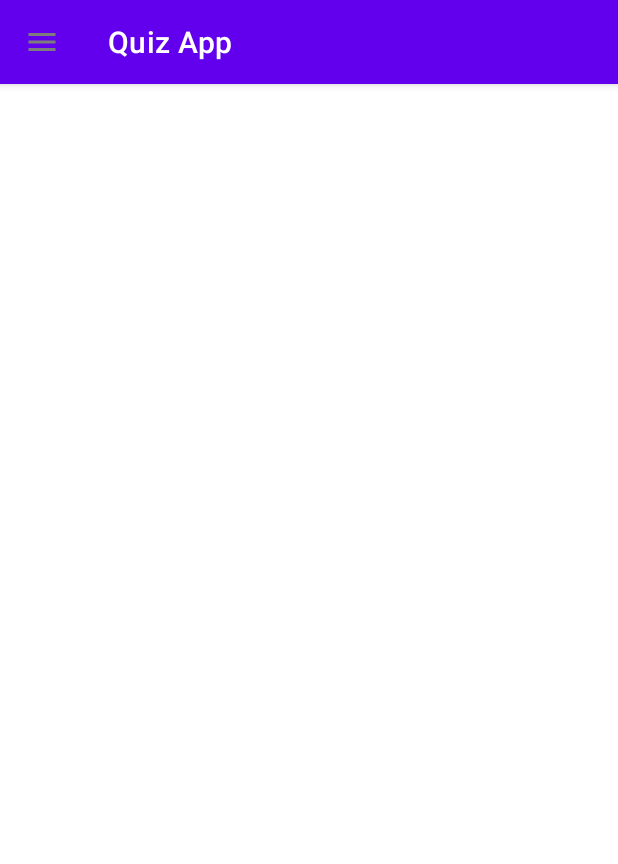
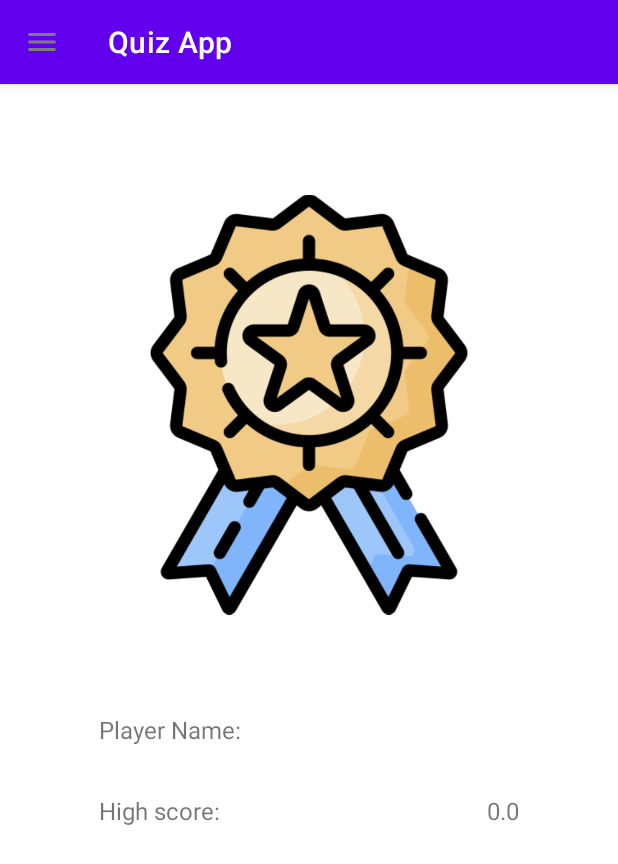
Before and after one commit to Balogh-Laszlo/Android2021, an Android app: the ResultFragment screen opened through its navigation route, in the side drawer, after a tap on "Profile", on a phone screen of 412 x 824 dp. Shown: the top 864 px of the screen. Run offline under Robolectric (Android 15) with nearby library versions, the phone set to English and light mode, and no system bars.

Commit message:
feat: profile fragment

```diff
--- a/QuizApp/app/src/main/java/com/example/quizapp/MainActivity.kt
+++ b/QuizApp/app/src/main/java/com/example/quizapp/MainActivity.kt
@@ -51,8 +51,8 @@ class MainActivity : AppCompatActivity() {
     }
 
     private fun initializeView() {
-        val navHostFragment = supportFragmentManager.findFragmentById(R.id.nhFragment) as NavHostFragment
-        navController = navHostFragment.navController
+//        val navHostFragment = supportFragmentManager.findFragmentById(R.id.nhFragment) as NavHostFragment
+//        navController = navHostFragment.navController
         drawerLayout = findViewById(R.id.drawerLayout)
         navigationView = findViewById(R.id.navigationView)
         topAppBar = findViewById(R.id.topAppBar)
--- a/QuizApp/app/src/main/java/com/example/quizapp/UI/DetailFragment.kt
+++ b/QuizApp/app/src/main/java/com/example/quizapp/UI/DetailFragment.kt
@@ -5,7 +5,6 @@ import androidx.fragment.app.Fragment
 import android.view.LayoutInflater
 import android.view.View
 import android.view.ViewGroup
-import android.widget.RelativeLayout
 import android.widget.TextView
 import androidx.fragment.app.activityViewModels
 import androidx.recyclerview.widget.LinearLayoutManager
--- a/QuizApp/app/src/main/java/com/example/quizapp/UI/ProfileFragment.kt
+++ b/QuizApp/app/src/main/java/com/example/quizapp/UI/ProfileFragment.kt
@@ -5,11 +5,16 @@ import androidx.fragment.app.Fragment
 import android.view.LayoutInflater
 import android.view.View
 import android.view.ViewGroup
+import android.widget.TextView
+import androidx.fragment.app.activityViewModels
 import com.example.quizapp.R
+import com.example.quizapp.Utils.SharedViewModel
 
 
 class ProfileFragment : Fragment() {
-
+    private val model: SharedViewModel by activityViewModels()
+    private lateinit var tvPlayerName: TextView
+    private lateinit var tvHighScore: TextView
 
     override fun onCreate(savedInstanceState: Bundle?) {
         super.onCreate(savedInstanceState)
@@ -21,7 +26,32 @@ class ProfileFragment : Fragment() {
         savedInstanceState: Bundle?
     ): View? {
         // Inflate the layout for this fragment
-        return inflater.inflate(R.layout.fragment_profile, container, false)
+        val view = inflater.inflate(R.layout.fragment_profile, container, false)
+        initializeView(view)
+        setValues()
+        return view
+    }
+
+    private fun setValues() {
+        if(model.playerName.value != null){
+            tvPlayerName.text = model.playerName.value
+        }
+        else{
+            tvPlayerName.text = ""
+        }
+        if(model.highScore.value != null){
+            tvHighScore.text = model.highScore.value.toString()
+        }
+        else{
+            tvHighScore.text = "0.0"
+        }
+    }
+
+    private fun initializeView(view: View?) {
+        if(view != null){
+            tvPlayerName = view.findViewById(R.id.tvPlayerName)
+            tvHighScore = view.findViewById(R.id.tvHighScore)
+        }
     }
 
 
--- a/QuizApp/app/src/main/java/com/example/quizapp/UI/ResultFragment.kt
+++ b/QuizApp/app/src/main/java/com/example/quizapp/UI/ResultFragment.kt
@@ -30,7 +30,9 @@ class ResultFragment : Fragment() {
         val numOfQuestion = model.numOfQuestions.value
         val temp = "$score/$numOfQuestion"
         tvScore.text = temp
-
+        if(score != null){
+            model.isHighScore(score)
+        }
         btnTryAgain.setOnClickListener {
             findNavController().navigate(R.id.action_resultFragment_to_startFragment)
         }
--- a/QuizApp/app/src/main/java/com/example/quizapp/UI/StartFragment.kt
+++ b/QuizApp/app/src/main/java/com/example/quizapp/UI/StartFragment.kt
@@ -19,11 +19,13 @@ import android.widget.ImageView
 import android.widget.Toast
 import androidx.core.app.ActivityCompat
 import androidx.core.content.ContextCompat
+import androidx.fragment.app.activityViewModels
 import androidx.navigation.fragment.findNavController
 import com.example.quizapp.MainActivity
 import com.example.quizapp.ActivityResult.PickContact
 import com.example.quizapp.ActivityResult.PickPhoto
 import com.example.quizapp.R
+import com.example.quizapp.Utils.SharedViewModel
 import com.google.android.material.snackbar.Snackbar
 
 
@@ -32,6 +34,7 @@ class StartFragment : Fragment() {
     private lateinit var etYourName: EditText
     private lateinit var btnContact: Button
     private lateinit var ivImagePicker: ImageView
+    private val model: SharedViewModel by activityViewModels()
 
 
     companion object {
@@ -81,12 +84,13 @@ class StartFragment : Fragment() {
             Log.i(TAG, "Button clicked, edit text's content: $text")
 //            Toast.makeText(this,"Button clicked, edit text's content: ${etYourName.text.toString()}",Toast.LENGTH_SHORT).show()
             if (text.isNotEmpty()) {
-                val snack = Snackbar.make(
-                    it,
-                    "Button clicked, edit text's content: ${etYourName.text}",
-                    Snackbar.LENGTH_SHORT
-                )
-                snack.show()
+//                val snack = Snackbar.make(
+//                    it,
+//                    "Button clicked, edit text's content: ${etYourName.text}",
+//                    Snackbar.LENGTH_SHORT
+//                )
+//                snack.show()
+                model.setPlayerName(text)
                 findNavController().navigate(R.id.action_startFragment_to_quizFragment)
 
 
--- a/QuizApp/app/src/main/java/com/example/quizapp/Utils/Models.kt
+++ b/QuizApp/app/src/main/java/com/example/quizapp/Utils/Models.kt
@@ -16,6 +16,8 @@ class SharedViewModel : ViewModel(){
     var score = MutableLiveData(0.0)
     var numOfQuestions = MutableLiveData(0)
     var currentQuestion : Question? = null
+    var playerName = MutableLiveData("")
+    var highScore = MutableLiveData(0.0)
 
     fun result(score:Double){
         this.score.value = score
@@ -23,4 +25,16 @@ class SharedViewModel : ViewModel(){
     fun numOfQuestions(num:Int){
         this.numOfQuestions.value = num
     }
+    fun isHighScore(score : Double){
+        if(highScore.value == null){
+            highScore.value= score
+        }
+        if(score > highScore.value!!){
+            highScore.value=score
+        }
+    }
+    fun setPlayerName(name : String){
+        playerName.value = name
+
+    }
 }
--- a/QuizApp/app/src/main/java/com/example/quizapp/Utils/QuestionCardAdapter.kt
+++ b/QuizApp/app/src/main/java/com/example/quizapp/Utils/QuestionCardAdapter.kt
@@ -1,5 +1,6 @@
 package com.example.quizapp.Utils
 
+import android.annotation.SuppressLint
 import android.content.Context
 import android.view.LayoutInflater
 import android.view.View
@@ -25,6 +26,7 @@ class QuestionCardAdapter(
         private val tvType = itemView.findViewById<TextView>(R.id.tvType)
         private val btnDetails = itemView.findViewById<Button>(R.id.btnDetails)
         private val btnDelete = itemView.findViewById<Button>(R.id.btnDelete)
+        @SuppressLint("NotifyDataSetChanged")
         fun bind(position:Int){
             val item = questions[position]
             tvQuestion.text = item.text
--- a/QuizApp/app/src/main/res/layout/answers_card.xml
+++ b/QuizApp/app/src/main/res/layout/answers_card.xml
@@ -14,7 +14,7 @@
             android:id="@+id/tvSingleAnswer"
             android:layout_width="wrap_content"
             android:layout_height="wrap_content"
-            android:text="TextView"
+            android:text=""
             android:textSize="20sp"
             android:padding="15dp"/>
     </RelativeLayout>
--- a/QuizApp/app/src/main/res/layout/fragment_detail.xml
+++ b/QuizApp/app/src/main/res/layout/fragment_detail.xml
@@ -22,7 +22,7 @@
         android:layout_width="wrap_content"
         android:layout_height="wrap_content"
         android:layout_marginTop="64dp"
-        android:text="TextView"
+        android:text=""
         android:textAlignment="viewStart"
         android:textSize="24sp"
         android:textStyle="bold"
@@ -36,7 +36,7 @@
         android:layout_width="wrap_content"
         android:layout_height="wrap_content"
         android:layout_marginTop="16dp"
-        android:text="TextView"
+        android:text=""
         android:textSize="16sp"
         app:layout_constraintEnd_toEndOf="parent"
         app:layout_constraintStart_toStartOf="parent"
--- a/QuizApp/app/src/main/res/layout/fragment_profile.xml
+++ b/QuizApp/app/src/main/res/layout/fragment_profile.xml
@@ -1,14 +1,66 @@
 <?xml version="1.0" encoding="utf-8"?>
 <androidx.constraintlayout.widget.ConstraintLayout xmlns:android="http://schemas.android.com/apk/res/android"
+    xmlns:app="http://schemas.android.com/apk/res-auto"
     xmlns:tools="http://schemas.android.com/tools"
     android:layout_width="match_parent"
     android:layout_height="match_parent"
     tools:context=".UI.ProfileFragment">
 
-    <!-- TODO: Update blank fragment layout -->
+    <ImageView
+        android:id="@+id/imageView"
+        android:layout_width="280dp"
+        android:layout_height="283dp"
+        android:layout_marginTop="128dp"
+        android:src="@drawable/top"
+        app:layout_constraintEnd_toEndOf="parent"
+        app:layout_constraintStart_toStartOf="parent"
+        app:layout_constraintTop_toTopOf="parent" />
+
     <TextView
-        android:layout_width="match_parent"
-        android:layout_height="match_parent"
-        android:text="@string/hello_blank_fragment" />
+        android:id="@+id/tvPlayerNameText"
+        android:layout_width="wrap_content"
+        android:layout_height="wrap_content"
+        android:layout_marginStart="66dp"
+        android:layout_marginTop="64dp"
+        android:text="@string/player_name"
+        android:textAlignment="textStart"
+        android:textSize="16sp"
+        app:layout_constraintStart_toStartOf="parent"
+        app:layout_constraintTop_toBottomOf="@+id/imageView" />
 
+    <TextView
+        android:id="@+id/tvHighScoreText"
+        android:layout_width="wrap_content"
+        android:layout_height="wrap_content"
+        android:layout_marginStart="66dp"
+        android:layout_marginTop="32dp"
+        android:text="@string/high_score"
+        android:textAlignment="textStart"
+        android:textSize="16sp"
+        app:layout_constraintStart_toStartOf="parent"
+        app:layout_constraintTop_toBottomOf="@+id/tvPlayerNameText" />
+
+    <TextView
+        android:id="@+id/tvPlayerName"
+        android:layout_width="wrap_content"
+        android:layout_height="wrap_content"
+        android:layout_marginTop="64dp"
+        android:layout_marginEnd="66dp"
+        android:text="TextView"
+        android:textAlignment="textEnd"
+        android:textSize="16sp"
+        app:layout_constraintEnd_toEndOf="parent"
+        app:layout_constraintTop_toBottomOf="@+id/imageView" />
+
+    <TextView
+        android:id="@+id/tvHighScore"
+        android:layout_width="wrap_content"
+        android:layout_height="wrap_content"
+        android:layout_marginTop="32dp"
+        android:layout_marginEnd="66dp"
+        android:text="TextView"
+        android:textAlignment="textEnd"
+        android:textSize="16sp"
+        app:layout_constraintEnd_toEndOf="parent"
+        app:layout_constraintTop_toBottomOf="@+id/tvPlayerName" />
 </androidx.constraintlayout.widget.ConstraintLayout>
--- a/QuizApp/app/src/main/res/layout/question_card.xml
+++ b/QuizApp/app/src/main/res/layout/question_card.xml
@@ -1,7 +1,5 @@
 <?xml version="1.0" encoding="utf-8"?>
 <androidx.cardview.widget.CardView xmlns:android="http://schemas.android.com/apk/res/android"
-    xmlns:app="http://schemas.android.com/apk/res-auto"
-    xmlns:tools="http://schemas.android.com/tools"
     android:layout_width="match_parent"
     android:layout_height="wrap_content"
     android:orientation="vertical">
--- a/QuizApp/app/src/main/res/values/strings.xml
+++ b/QuizApp/app/src/main/res/values/strings.xml
@@ -25,4 +25,6 @@
     <string name="create_question">CREATE QUESTION</string>
     <string name="details">DETAILS</string>
     <string name="delete">DELETE</string>
+    <string name="player_name">Player Name:</string>
+    <string name="high_score">High score:</string>
 </resources>
```
Also changed, not shown: QuizApp/app/src/main/res/drawable/top.png (added).
